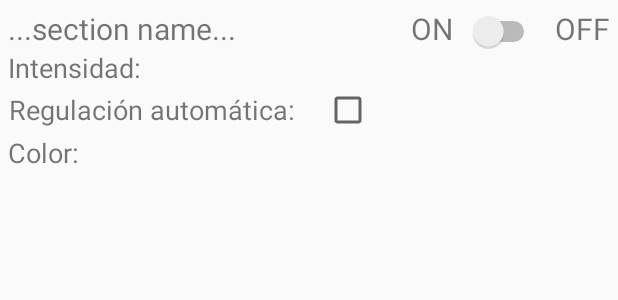
After one commit to kuroghoul/HomeControl, an Android app: the layout item_illumination.xml on its own in the app's theme, with its tools: preview values and no code run, on a phone screen of 412 x 824 dp. The commit adds this screen. Shown: the top 300 px of the screen. Run offline under Robolectric (Android 15) with nearby library versions, the phone set to English and light mode, and no system bars.

Commit message:
Añado algunas librerías que había que actualizar y implemento el item_illumination.

```diff
--- a/app/build.gradle
+++ b/app/build.gradle
@@ -27,4 +27,5 @@ dependencies {
     compile 'com.android.support.constraint:constraint-layout:1.0.2'
     testCompile 'junit:junit:4.12'
     compile 'com.android.support:appcompat-v7:26.0.0-alpha1'
+    compile 'com.android.support:recyclerview-v7:26.0.0-alpha1'
 }
--- a/app/src/main/res/layout/activity_main.xml
+++ b/app/src/main/res/layout/activity_main.xml
@@ -17,6 +17,15 @@
         android:paddingRight="16dp"
         android:layout_centerInParent="true">
 
+        <TextView
+            android:id="@+id/text_illumination"
+            android:layout_width="110dp"
+            android:layout_height="wrap_content"
+            android:textSize="18sp"
+            android:text="@string/illumination"
+            android:gravity="center"
+            android:layout_marginTop="50dp"/>
+
         <ImageButton
             android:id="@+id/illumination"
             android:layout_width="90dp"
@@ -28,6 +37,16 @@
             android:layout_marginBottom="50dp"
             android:layout_below="@id/text_illumination"/>
 
+        <TextView
+            android:id="@+id/text_doors_and_windows"
+            android:layout_width="110dp"
+            android:layout_height="wrap_content"
+            android:textSize="18sp"
+            android:text="@string/doors_and_windows"
+            android:gravity="center"
+            android:layout_alignBottom="@id/text_illumination"
+            android:layout_toEndOf="@id/text_illumination"/>
+
         <ImageButton
             android:id="@+id/doors_and_windows"
             android:layout_width="90dp"
@@ -36,7 +55,7 @@
             tools:ignore="ContentDescription"
             style="@android:style/Widget.ImageButton"
             android:layout_marginBottom="50dp"
-            android:layout_toEndOf="@+id/text_illumination"
+            android:layout_toEndOf="@+id/illumination"
             android:layout_below="@id/text_doors_and_windows"/>
 
         <ImageButton
@@ -83,26 +102,6 @@
             android:layout_below="@id/alarm"
             android:layout_toEndOf="@id/temperature_control"/>
 
-
-        <TextView
-            android:id="@+id/text_illumination"
-            android:layout_width="110dp"
-            android:layout_height="wrap_content"
-            android:textSize="18sp"
-            android:text="@string/illumination"
-            android:gravity="center"
-            android:layout_marginTop="50dp"/>
-
-        <TextView
-            android:id="@+id/text_doors_and_windows"
-            android:layout_width="110dp"
-            android:layout_height="wrap_content"
-            android:textSize="18sp"
-            android:text="@string/doors_and_windows"
-            android:gravity="center"
-            android:layout_alignBottom="@id/text_illumination"
-            android:layout_toEndOf="@id/text_illumination"/>
-
         <TextView
             android:id="@+id/text_movement_detector"
             android:layout_width="110dp"
--- a/app/src/main/res/layout/activity_my_profile.xml
+++ b/app/src/main/res/layout/activity_my_profile.xml
@@ -46,10 +46,11 @@
             android:layout_gravity="bottom"/>
 
         <TextView
+            android:id="@+id/user_name_text"
             android:layout_width="match_parent"
             android:layout_height="wrap_content"
             android:textSize="20sp"
-            android:text="...nombre del usuario..."
+            android:text="...user name..."
             android:layout_marginStart="20dp"/>
 
     </LinearLayout>
@@ -75,6 +76,7 @@
         android:layout_marginTop="10dp">
 
         <Button
+            android:id="@+id/change_user_password_button"
             android:layout_width="match_parent"
             android:layout_height="wrap_content"
             android:textSize="16sp"
@@ -83,6 +85,7 @@
             android:layout_weight="0.5"/>
 
         <Button
+            android:id="@+id/change_door_password_button"
             android:layout_width="match_parent"
             android:layout_height="wrap_content"
             android:textSize="16sp"
--- /dev/null
+++ b/app/src/main/res/layout/item_illumination.xml
@@ -0,0 +1,114 @@
+<?xml version="1.0" encoding="utf-8"?>
+
+<LinearLayout
+    xmlns:android="http://schemas.android.com/apk/res/android"
+    android:orientation="vertical"
+    android:layout_width="match_parent"
+    android:layout_height="wrap_content"
+    android:paddingTop="5dp"
+    android:paddingBottom="5dp"
+    android:paddingStart="5dp"
+    android:paddingEnd="5dp">
+
+    <!-- Esto es lo que se muestra siempre -->
+
+    <LinearLayout
+        android:layout_width="match_parent"
+        android:layout_height="wrap_content"
+        android:orientation="horizontal">
+
+        <TextView
+            android:id="@+id/illumination_item_section_name"
+            android:layout_width="0dp"
+            android:layout_height="wrap_content"
+            android:layout_weight="0.1"
+            android:text="...section name..."
+            android:textSize="20sp"/>
+
+        <TextView
+            android:layout_width="wrap_content"
+            android:layout_height="wrap_content"
+            android:text="ON"
+            android:textSize="20sp"/>
+
+        <Switch
+            android:id="@+id/illumination_item_switch"
+            android:layout_width="wrap_content"
+            android:layout_height="wrap_content"
+            android:layout_marginStart="10dp"
+            android:layout_marginEnd="10dp"/>
+
+        <TextView
+            android:layout_width="wrap_content"
+            android:layout_height="wrap_content"
+            android:text="OFF"
+            android:textSize="20sp"/>
+
+    </LinearLayout>
+
+    <!-- La idea es que lo que viene ahora sólo se vea si se presiona el nombre de
+    la sección (por eso está en un linearlayout). Además según el tipo de sección
+    que sea, se mostrará un linearlayout u otro. -->
+
+    <LinearLayout
+        android:id="@+id/illumination_item_intensity"
+        android:layout_width="match_parent"
+        android:layout_height="wrap_content"
+        android:orientation="vertical">
+
+        <LinearLayout
+            android:layout_width="match_parent"
+            android:layout_height="wrap_content"
+            android:orientation="horizontal">
+
+            <TextView
+                android:layout_width="wrap_content"
+                android:layout_height="wrap_content"
+                android:text="@string/intensity"
+                android:textSize="18sp"/>
+
+            <!-- Aquí falta una barrita para regular la intensidad -->
+
+        </LinearLayout>
+
+        <LinearLayout
+            android:layout_width="match_parent"
+            android:layout_height="wrap_content"
+            android:orientation="horizontal">
+
+            <TextView
+                android:layout_width="wrap_content"
+                android:layout_height="wrap_content"
+                android:text="@string/automatic_regulation"
+                android:textSize="18sp"
+                android:textAlignment="center"
+                android:layout_gravity="center"/>
+
+            <CheckBox
+                android:id="@+id/illumination_item_autoreg_check"
+                android:layout_width="wrap_content"
+                android:layout_height="wrap_content"
+                android:layout_marginStart="20dp"
+                android:layout_gravity="center"/>
+
+        </LinearLayout>
+
+    </LinearLayout>
+
+    <LinearLayout
+        android:id="@+id/illumination_item_color"
+        android:layout_width="match_parent"
+        android:layout_height="wrap_content"
+        android:orientation="horizontal">
+
+        <TextView
+            android:layout_width="wrap_content"
+            android:layout_height="wrap_content"
+            android:text="@string/color"
+            android:textSize="18sp"/>
+
+        <!-- Aquí falta el ColorPicker -->
+
+    </LinearLayout>
+
+</LinearLayout>
--- a/app/src/main/res/values/strings.xml
+++ b/app/src/main/res/values/strings.xml
@@ -30,8 +30,13 @@
     <string name="movement_detectors">Detectores de movimiento</string>
     <string name="name">Nombre: </string>
     <string name="preferences">Preferencias: </string>
+    <string name="intensity">Intensidad: </string>
+    <string name="automatic_regulation">Regulación automática: </string>
+    <string name="color">Color: </string>
 
     <!-- Buttons -->
     <string name="change_user_password">Cambiar contraseña de usuario</string>
     <string name="change_door_password">Cambiar contraseña de puerta principal</string>
+
+
 </resources>
```
